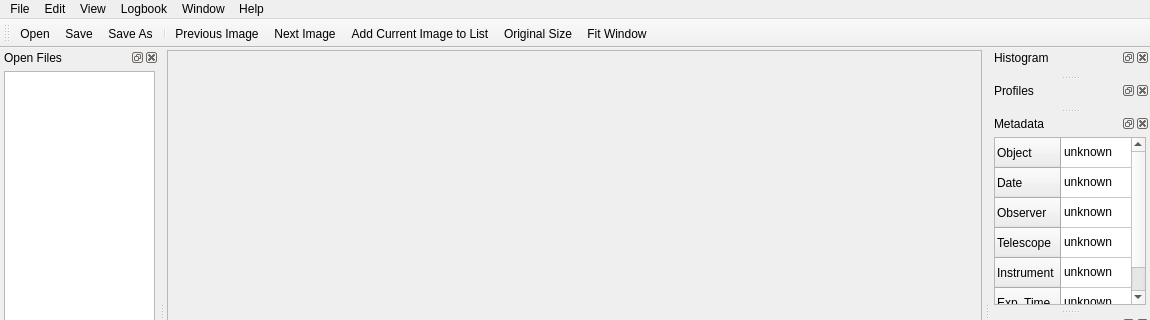
Qt form src/app/mainwindow.ui (braeun/FitsIP) before a commit; both pictures show x 0 to 1150 and y 0 to 320 of the 1150 by 630 pixel window.
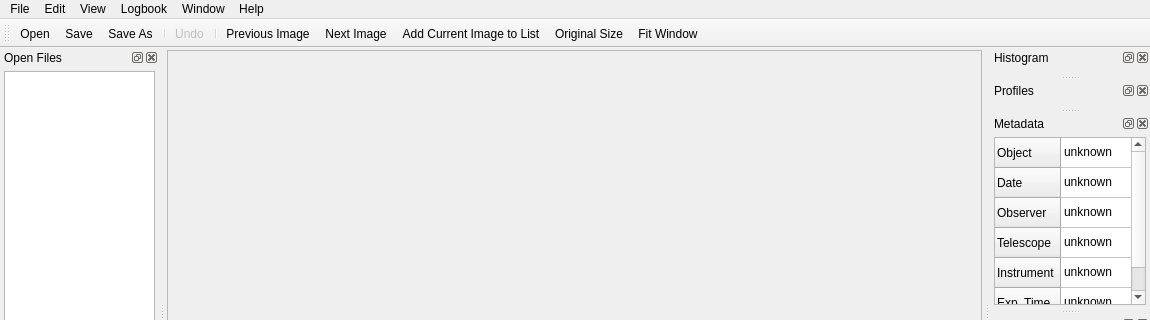
The same form after that commit. Icons and pictures are not drawn. Custom widgets are drawn as their Qt base class.

```diff
--- a/src/app/mainwindow.ui
+++ b/src/app/mainwindow.ui
@@ -482,6 +482,8 @@
    <addaction name="actionSave"/>
    <addaction name="actionSave_As"/>
    <addaction name="separator"/>
+   <addaction name="actionUndo"/>
+   <addaction name="separator"/>
    <addaction name="actionPrevious_Image"/>
    <addaction name="actionNext_Image"/>
    <addaction name="actionAdd_Current_Image_to_List"/>
```
Left out of the diff: 44 changed lines with no effect on the pictures.
